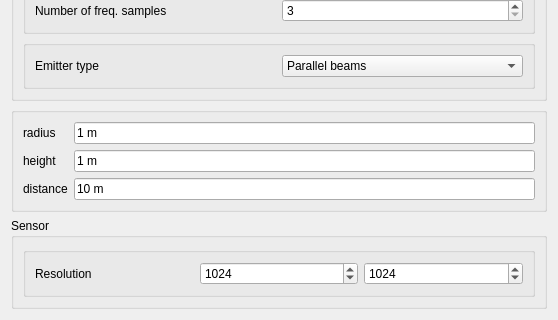
Old version of the form freecad/xray/resources/ui/TaskPanel_xrayCreate.ui in the repository sanguinariojoe/freecad.xray; both pictures show x 0 to 558 and y 320 to 640 of the 558 by 640 pixel window.
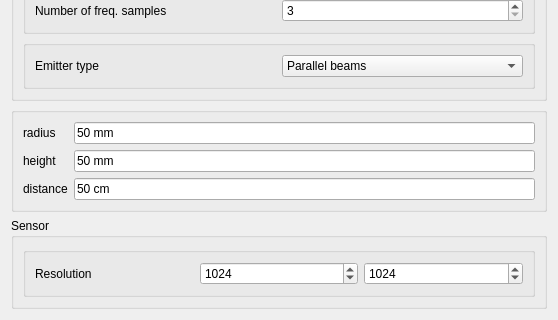
New version of the form.

Commit message: Set the default values to something more FreeCAD friendly

What changed in the file:
```diff
--- a/freecad/xray/resources/ui/TaskPanel_xrayCreate.ui
+++ b/freecad/xray/resources/ui/TaskPanel_xrayCreate.ui
@@ -363,7 +363,7 @@
       <item row="0" column="2">
        <widget class="QLineEdit" name="radius">
         <property name="text">
-         <string notr="true">1 m</string>
+         <string notr="true">50 mm</string>
         </property>
         <property name="unit" stdset="0">
          <string notr="true">m</string>
@@ -376,7 +376,7 @@
       <item row="1" column="2">
        <widget class="QLineEdit" name="height">
         <property name="text">
-         <string notr="true">1 m</string>
+         <string notr="true">50 mm</string>
         </property>
         <property name="unit" stdset="0">
          <string notr="true">m</string>
@@ -396,7 +396,7 @@
       <item row="2" column="2">
        <widget class="QLineEdit" name="distance">
         <property name="text">
-         <string notr="true">10 m</string>
+         <string notr="true">50 cm</string>
         </property>
         <property name="unit" stdset="0">
          <string notr="true">m</string>
```
The commit also changes 1 other file.
